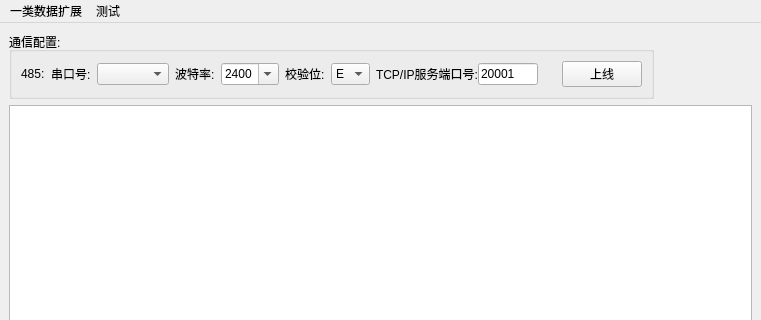
Old version of the form UI_Main.ui in the repository qwerttqq95/376_Special; both pictures show x 0 to 761 and y 0 to 320 of the 761 by 463 pixel window.
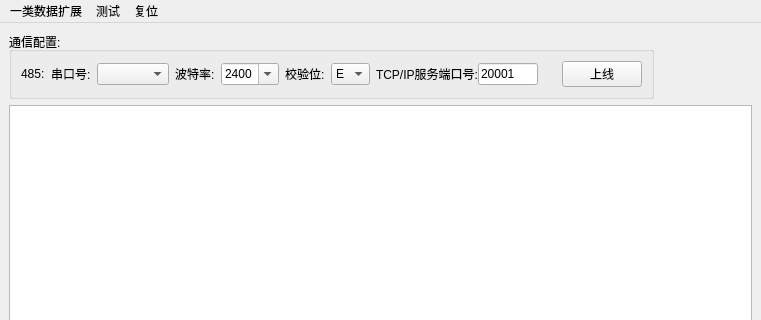
New version of the form.

The edit to the form file:
```diff
--- a/UI_Main.ui
+++ b/UI_Main.ui
@@ -255,8 +255,15 @@
     <addaction name="separator"/>
     <addaction name="actionZ"/>
    </widget>
+   <widget class="QMenu" name="menuFu">
+    <property name="title">
+     <string>复位</string>
+    </property>
+    <addaction name="actionChushi"/>
+   </widget>
    <addaction name="menu"/>
    <addaction name="menu_2"/>
+   <addaction name="menuFu"/>
   </widget>
   <widget class="QStatusBar" name="statusbar"/>
   <action name="actionF2040">
```
Left out of the diff: 12 changed lines with no effect on the pictures.
